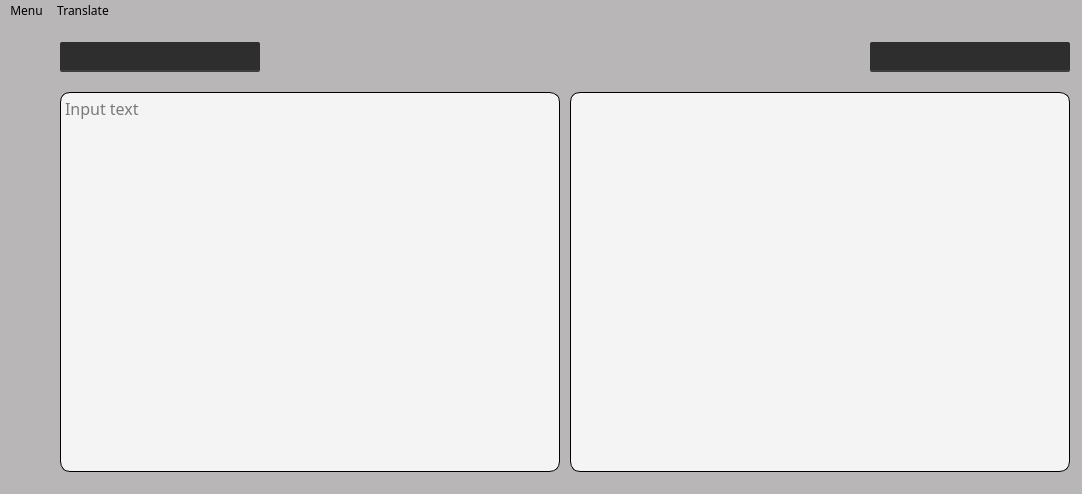
Above: TranslateMate.ui from spone12/translated_mate before the change. Below: the same form after it.
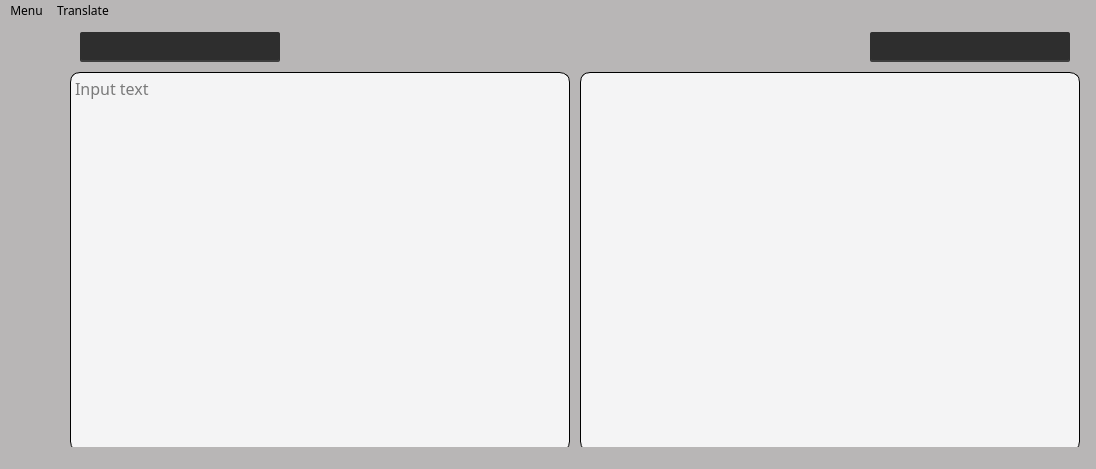
That is the form after the change. Icons and pictures are not drawn.

Commit message: Fixed errors of incoming items in the window, created a separate class for saved items

Diff of the .ui file:
```diff
--- a/TranslateMate.ui
+++ b/TranslateMate.ui
@@ -9,8 +9,8 @@
    <rect>
     <x>0</x>
     <y>0</y>
-    <width>1082</width>
-    <height>494</height>
+    <width>1096</width>
+    <height>469</height>
    </rect>
   </property>
   <property name="sizePolicy">
@@ -72,99 +72,11 @@
 }</string>
   </property>
   <widget class="QWidget" name="centralwidget">
-   <widget class="QComboBox" name="fromLang">
-    <property name="geometry">
-     <rect>
-      <x>60</x>
-      <y>20</y>
-      <width>200</width>
-      <height>30</height>
-     </rect>
-    </property>
-    <property name="styleSheet">
-     <string notr="true">#fromLang {
-    font: 11pt Fira Sans Condensed;     
-    background-color: #2e2e2e;
-    border-top: 0px solid #3e3e3e;
-    border-left: 0px solid #3e3e3e;
-    border-right: 0px solid #3e3e3e;
-    border-bottom: 2px solid #3e3e3e;
-    padding: 5%;
-    max-height: 30px;
-    min-width: 140px;
-    color: white;
-    selection-background-color: #5e5e5e;
-	border-radius: 2px;
-}
-#fromLang:drop-down {
-    border: none;
-}
-#fromLang:down-arrow {
-    image: url(img/downButton.png);
-    width: 25px;
-    height: 25px;
-    border-width: 0px;
-    padding-right: 10px;
-}
-
-#fromLang:pressed {
-    position: relative;
-    top: 1px; left: 1px;
-}</string>
-    </property>
-    <property name="editable">
-     <bool>true</bool>
-    </property>
-   </widget>
-   <widget class="QComboBox" name="toLang">
-    <property name="geometry">
-     <rect>
-      <x>870</x>
-      <y>20</y>
-      <width>200</width>
-      <height>30</height>
-     </rect>
-    </property>
-    <property name="styleSheet">
-     <string notr="true">#toLang {
-    font: 11pt Fira Sans Condensed;     
-    background-color: #2e2e2e;
-    border-top: 0px solid #3e3e3e;
-    border-left: 0px solid #3e3e3e;
-    border-right: 0px solid #3e3e3e;
-    border-bottom: 2px solid #3e3e3e;
-    padding: 5%;
-    max-height: 30px;
-    min-width: 140px;
-    color: white;
-    selection-background-color: #5e5e5e;
-	border-radius: 2px;
-}
-#toLang:drop-down {
-    border: none;
-}
-#toLang:down-arrow {
-    image: url(img/downButton.png);
-    width: 25px;
-    height: 25px;
-    border-width: 0px;
-    padding-right: 10px;
-}
-
-#toLang:pressed {
-    position: relative;
-    top: 1px; left: 1px;
-}</string>
-    </property>
-    <property name="editable">
-     <bool>true</bool>
-    </property>
-   </widget>
    <widget class="QLabel" name="translateLabel">
     <property name="geometry">
      <rect>
       <x>10</x>
-      <y>90</y>
+      <y>60</y>
       <width>40</width>
       <height>40</height>
      </rect>
@@ -200,53 +112,13 @@
      <bool>true</bool>
     </property>
    </widget>
-   <widget class="QLabel" name="reverseTranslate">
-    <property name="geometry">
-     <rect>
-      <x>550</x>
-      <y>20</y>
-      <width>30</width>
-      <height>30</height>
-     </rect>
-    </property>
-    <property name="cursor">
-     <cursorShape>PointingHandCursor</cursorShape>
-    </property>
-    <property name="focusPolicy">
-     <enum>Qt::NoFocus</enum>
-    </property>
-    <property name="toolTip">
-     <string>Reverse translate</string>
-    </property>
-    <property name="autoFillBackground">
-     <bool>false</bool>
-    </property>
-    <property name="styleSheet">
-     <string notr="true">#reverseTranslate {
-	background-repeat: no-repeat;
- 	border-radius:  5px;
-}
-#reverseTranslate:hover  {
-	background:  #fff6f7;
-}</string>
-    </property>
-    <property name="text">
-     <string/>
-    </property>
-    <property name="pixmap">
-     <pixmap>img/reverseTranslate.png</pixmap>
-    </property>
-    <property name="scaledContents">
-     <bool>true</bool>
-    </property>
-   </widget>
    <widget class="QStackedWidget" name="stackedWidget">
     <property name="geometry">
      <rect>
-      <x>60</x>
-      <y>60</y>
-      <width>1011</width>
-      <height>391</height>
+      <x>50</x>
+      <y>0</y>
+      <width>1031</width>
+      <height>451</height>
      </rect>
     </property>
     <property name="currentIndex">
@@ -256,8 +128,8 @@
      <widget class="QTextEdit" name="inputBox">
       <property name="geometry">
        <rect>
-        <x>0</x>
-        <y>10</y>
+        <x>20</x>
+        <y>50</y>
         <width>500</width>
         <height>380</height>
        </rect>
@@ -279,8 +151,8 @@
       </property>
       <property name="geometry">
        <rect>
-        <x>510</x>
-        <y>10</y>
+        <x>530</x>
+        <y>50</y>
         <width>500</width>
         <height>380</height>
        </rect>
@@ -298,8 +170,8 @@
      <widget class="QLabel" name="copyTranslate">
       <property name="geometry">
        <rect>
-        <x>960</x>
-        <y>340</y>
+        <x>970</x>
+        <y>380</y>
         <width>30</width>
         <height>30</height>
        </rect>
@@ -345,8 +217,8 @@
      <widget class="QLabel" name="clearInput">
       <property name="geometry">
        <rect>
-        <x>460</x>
-        <y>20</y>
+        <x>470</x>
+        <y>60</y>
         <width>30</width>
         <height>30</height>
        </rect>
@@ -386,6 +258,134 @@
        <bool>true</bool>
       </property>
      </widget>
+     <widget class="QComboBox" name="fromLang">
+      <property name="geometry">
+       <rect>
+        <x>30</x>
+        <y>10</y>
+        <width>200</width>
+        <height>30</height>
+       </rect>
+      </property>
+      <property name="styleSheet">
+       <string notr="true">#fromLang {
+    font: 11pt Fira Sans Condensed;     
+    background-color: #2e2e2e;
+    border-top: 0px solid #3e3e3e;
+    border-left: 0px solid #3e3e3e;
+    border-right: 0px solid #3e3e3e;
+    border-bottom: 2px solid #3e3e3e;
+    padding: 5%;
+    max-height: 30px;
+    min-width: 140px;
+    color: white;
+    selection-background-color: #5e5e5e;
+	border-radius: 2px;
+}
+#fromLang:drop-down {
+    border: none;
+}
+#fromLang:down-arrow {
+    image: url(img/downButton.png);
+    width: 25px;
+    height: 25px;
+    border-width: 0px;
+    padding-right: 10px;
+}
+
+#fromLang:pressed {
+    position: relative;
+    top: 1px; left: 1px;
+}</string>
+      </property>
+      <property name="editable">
+       <bool>true</bool>
+      </property>
+     </widget>
+     <widget class="QLabel" name="reverseTranslate">
+      <property name="geometry">
+       <rect>
+        <x>510</x>
+        <y>10</y>
+        <width>30</width>
+        <height>30</height>
+       </rect>
+      </property>
+      <property name="cursor">
+       <cursorShape>PointingHandCursor</cursorShape>
+      </property>
+      <property name="focusPolicy">
+       <enum>Qt::NoFocus</enum>
+      </property>
+      <property name="toolTip">
+       <string>Reverse translate</string>
+      </property>
+      <property name="autoFillBackground">
+       <bool>false</bool>
+      </property>
+      <property name="styleSheet">
+       <string notr="true">#reverseTranslate {
+	background-repeat: no-repeat;
+ 	border-radius:  5px;
+}
+#reverseTranslate:hover  {
+	background:  #fff6f7;
+}</string>
+      </property>
+      <property name="text">
+       <string/>
+      </property>
+      <property name="pixmap">
+       <pixmap>img/reverseTranslate.png</pixmap>
+      </property>
+      <property name="scaledContents">
+       <bool>true</bool>
+      </property>
+     </widget>
+     <widget class="QComboBox" name="toLang">
+      <property name="geometry">
+       <rect>
+        <x>820</x>
+        <y>10</y>
+        <width>200</width>
+        <height>30</height>
+       </rect>
+      </property>
+      <property name="styleSheet">
+       <string notr="true">#toLang {
+    font: 11pt Fira Sans Condensed;     
+    background-color: #2e2e2e;
+    border-top: 0px solid #3e3e3e;
+    border-left: 0px solid #3e3e3e;
+    border-right: 0px solid #3e3e3e;
+    border-bottom: 2px solid #3e3e3e;
+    padding: 5%;
+    max-height: 30px;
+    min-width: 140px;
+    color: white;
+    selection-background-color: #5e5e5e;
+	border-radius: 2px;
+}
+#toLang:drop-down {
+    border: none;
+}
+#toLang:down-arrow {
+    image: url(img/downButton.png);
+    width: 25px;
+    height: 25px;
+    border-width: 0px;
+    padding-right: 10px;
+}
+
+#toLang:pressed {
+    position: relative;
+    top: 1px; left: 1px;
+}</string>
+      </property>
+      <property name="editable">
+       <bool>true</bool>
+      </property>
+     </widget>
     </widget>
     <widget class="QWidget" name="SaveTranslate" native="true"/>
    </widget>
@@ -393,7 +393,7 @@
     <property name="geometry">
      <rect>
       <x>10</x>
-      <y>140</y>
+      <y>110</y>
       <width>40</width>
       <height>40</height>
      </rect>
@@ -435,8 +435,8 @@
     <rect>
      <x>0</x>
      <y>0</y>
-     <width>1082</width>
-     <height>22</height>
+     <width>1096</width>
+     <height>20</height>
     </rect>
    </property>
    <widget class="QMenu" name="menuMenu">
```
Left out of the diff: 15 changed lines with no effect on the pictures. The commit also changes 5 other files.
